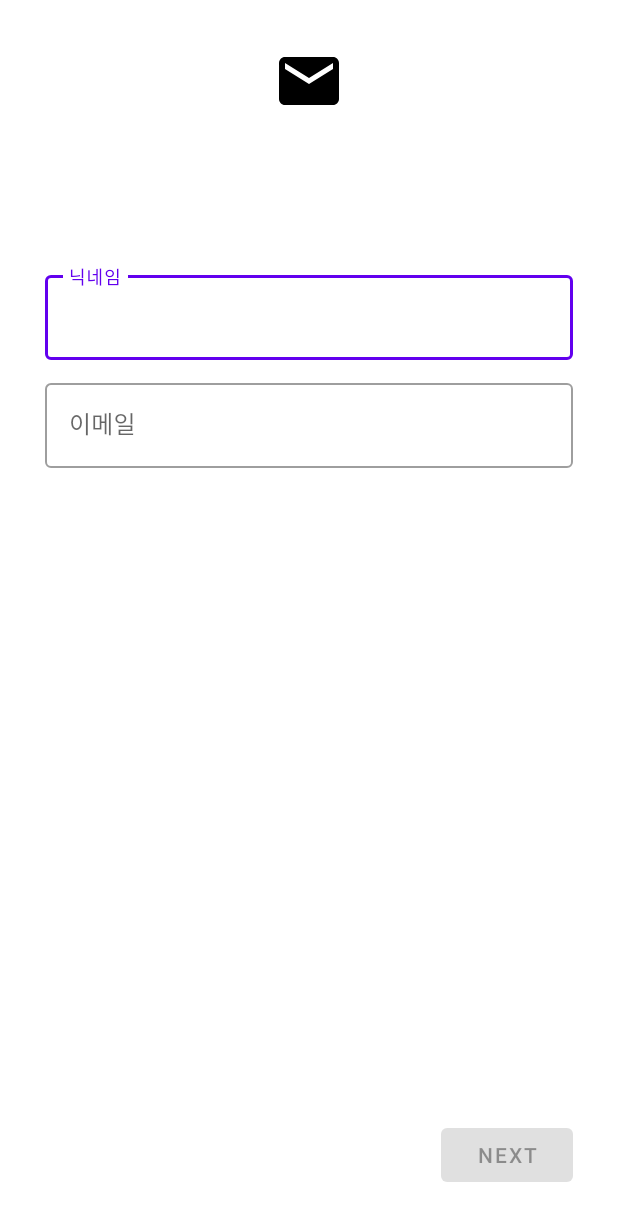
After one commit to woowa-techcamp-2022/android-mail-20, an Android app: the layout activity_info.xml on its own in the app's theme, with its tools: preview values and no code run, on a phone screen of 412 x 824 dp. The commit adds this screen. Shown: the top 1221 px of the screen. Run offline under Robolectric (Android 15) with nearby library versions, the phone set to English and light mode, and no system bars.

Commit message:
[ADD] InfoActivity

```diff
--- a/app/build.gradle
+++ b/app/build.gradle
@@ -31,6 +31,7 @@ android {
     }
     buildFeatures {
         viewBinding = true
+        dataBinding = true
     }
 }
 
@@ -42,5 +43,7 @@ dependencies {
     implementation 'androidx.constraintlayout:constraintlayout:2.1.4'
     testImplementation 'junit:junit:4.13.2'
     androidTestImplementation 'androidx.test.ext:junit:1.1.3'
+    implementation 'androidx.activity:activity-ktx:1.5.0'
+    implementation 'androidx.fragment:fragment-ktx:1.5.0'
     androidTestImplementation 'androidx.test.espresso:espresso-core:3.4.0'
 }
--- a/app/src/main/AndroidManifest.xml
+++ b/app/src/main/AndroidManifest.xml
@@ -14,7 +14,7 @@
         android:theme="@style/Theme.Androidmail20"
         tools:targetApi="31">
         <activity
-            android:name=".main.MainActivity"
+            android:name=".info.InfoActivity"
             android:exported="true">
             <intent-filter>
                 <action android:name="android.intent.action.MAIN" />
@@ -22,6 +22,10 @@
                 <category android:name="android.intent.category.LAUNCHER" />
             </intent-filter>
         </activity>
+        <activity
+            android:name=".main.MainActivity"
+            android:exported="true">
+        </activity>
     </application>
 
 </manifest>
--- /dev/null
+++ b/app/src/main/res/drawable/ic_baseline_email_24.xml
@@ -0,0 +1,5 @@
+<vector android:height="24dp" android:tint="#000000"
+    android:viewportHeight="24" android:viewportWidth="24"
+    android:width="24dp" xmlns:android="http://schemas.android.com/apk/res/android">
+    <path android:fillColor="@android:color/white" android:pathData="M20,4L4,4c-1.1,0 -1.99,0.9 -1.99,2L2,18c0,1.1 0.9,2 2,2h16c1.1,0 2,-0.9 2,-2L22,6c0,-1.1 -0.9,-2 -2,-2zM20,8l-8,5 -8,-5L4,6l8,5 8,-5v2z"/>
+</vector>
--- /dev/null
+++ b/app/src/main/res/layout/activity_info.xml
@@ -0,0 +1,72 @@
+<?xml version="1.0" encoding="utf-8"?>
+<layout xmlns:android="http://schemas.android.com/apk/res/android"
+    xmlns:app="http://schemas.android.com/apk/res-auto"
+    xmlns:tools="http://schemas.android.com/tools">
+    <data>
+        <variable
+            name="vm"
+            type="com.woowatech.android_mail_20.info.InfoViewModel" />
+    </data>
+
+    <androidx.constraintlayout.widget.ConstraintLayout
+        android:layout_width="match_parent"
+        android:layout_height="match_parent"
+        android:padding="30dp"
+        tools:context=".info.InfoActivity">
+
+        <ImageView
+            android:id="@+id/iv_mail"
+            android:layout_width="48dp"
+            android:layout_height="48dp"
+            android:src="@drawable/ic_baseline_email_24"
+            app:layout_constraintEnd_toEndOf="parent"
+            app:layout_constraintStart_toStartOf="parent"
+            app:layout_constraintTop_toTopOf="parent" />
+
+        <com.google.android.material.textfield.TextInputLayout
+            android:id="@+id/et_nickname"
+            style="@style/Widget.MaterialComponents.TextInputLayout.OutlinedBox"
+            android:layout_width="match_parent"
+            android:layout_height="wrap_content"
+            android:layout_marginTop="100dp"
+            android:hint="@string/nickname"
+            app:layout_constraintEnd_toEndOf="parent"
+            app:layout_constraintStart_toStartOf="parent"
+            app:layout_constraintTop_toBottomOf="@+id/iv_mail">
+
+            <com.google.android.material.textfield.TextInputEditText
+                android:layout_width="match_parent"
+                android:layout_height="wrap_content"
+                android:text="@={vm.nickname}"/>
+
+        </com.google.android.material.textfield.TextInputLayout>
+
+        <com.google.android.material.textfield.TextInputLayout
+            android:id="@+id/et_email"
+            style="@style/Widget.MaterialComponents.TextInputLayout.OutlinedBox"
+            android:layout_width="match_parent"
+            android:layout_height="wrap_content"
+            android:layout_marginTop="10dp"
+            android:hint="@string/email"
+            app:layout_constraintEnd_toEndOf="parent"
+            app:layout_constraintStart_toStartOf="parent"
+            app:layout_constraintTop_toBottomOf="@+id/et_nickname">
+
+            <com.google.android.material.textfield.TextInputEditText
+                android:layout_width="match_parent"
+                android:layout_height="wrap_content"
+                android:text="@={vm.email}"/>
+
+        </com.google.android.material.textfield.TextInputLayout>
+
+        <Button
+            android:id="@+id/btn_next"
+            android:layout_width="wrap_content"
+            android:layout_height="wrap_content"
+            android:text="@string/next"
+            android:enabled="false"
+            app:layout_constraintBottom_toBottomOf="parent"
+            app:layout_constraintEnd_toEndOf="parent" />
+
+    </androidx.constraintlayout.widget.ConstraintLayout>
+</layout>
--- a/app/src/main/res/values/strings.xml
+++ b/app/src/main/res/values/strings.xml
@@ -2,4 +2,5 @@
     <string name="app_name">android-mail-20</string>
     <string name="nickname">닉네임</string>
     <string name="email">이메일</string>
+    <string name="next">next</string>
 </resources>
```
Also changed, not shown: app/src/main/java/com/woowatech/android_mail_20/info/InfoActivity.kt (added, +39 -0 lines), app/src/main/java/com/woowatech/android_mail_20/info/InfoViewModel.kt (added, +19 -0 lines).
